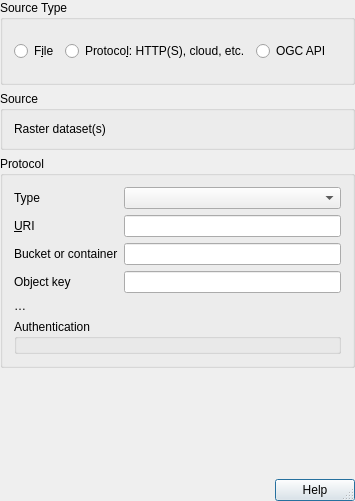
The window that src/ui/qgsgdalsourceselectbase.ui (qgis/QGIS) describes before a commit, drawn with Qt 5.
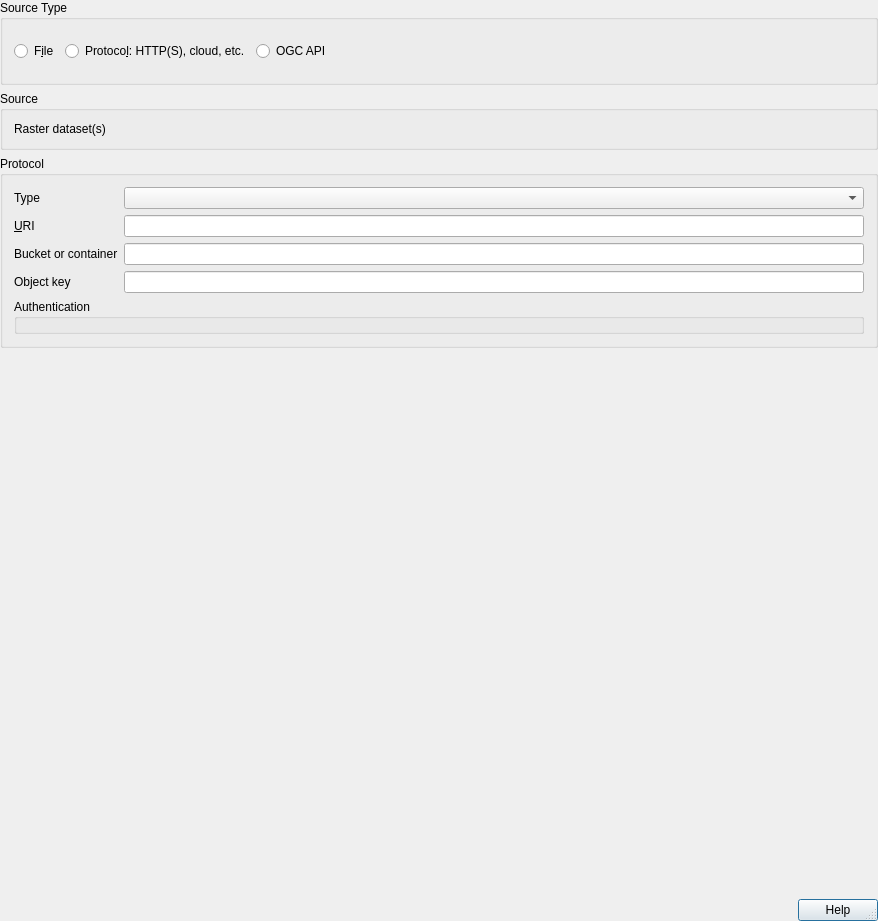
The same window after the commit. Icons and pictures are not drawn. Custom widgets are drawn as their Qt base class.

Commit message:
Add credential options to GDAL source select
Allows users to configure credentials to use when connecting to
GDAL cloud storage providers, e.g. AWS

```diff
--- a/src/ui/qgsgdalsourceselectbase.ui
+++ b/src/ui/qgsgdalsourceselectbase.ui
@@ -6,8 +6,8 @@
    <rect>
     <x>0</x>
     <y>0</y>
-    <width>355</width>
-    <height>501</height>
+    <width>878</width>
+    <height>921</height>
    </rect>
   </property>
   <property name="windowTitle">
@@ -179,19 +179,6 @@
         <item row="3" column="1">
          <widget class="QLineEdit" name="mKey"/>
         </item>
-        <item row="4" column="0" colspan="2">
-         <widget class="QLabel" name="mAuthWarning">
-          <property name="text">
-           <string>…</string>
-          </property>
-          <property name="wordWrap">
-           <bool>true</bool>
-          </property>
-          <property name="openExternalLinks">
-           <bool>true</bool>
-          </property>
-         </widget>
-        </item>
         <item row="5" column="0" colspan="2">
          <widget class="QGroupBox" name="mAuthGroupBox">
           <property name="title">
@@ -226,6 +213,18 @@
        </layout>
       </widget>
      </item>
+     <item>
+      <widget class="QgsCollapsibleGroupBox" name="mCredentialOptionsGroupBox" native="true">
+       <property name="title" stdset="0">
+        <string>Credential Options</string>
+       </property>
+       <layout class="QVBoxLayout" name="openOptionsVBoxLayout_2" stretch="1">
+        <item>
+         <layout class="QFormLayout" name="mCredentialOptionsLayout"/>
+        </item>
+       </layout>
+      </widget>
+     </item>
      <item>
       <widget class="QgsScrollArea" name="scrollArea">
        <property name="frameShape">
@@ -239,8 +238,8 @@
          <rect>
           <x>0</x>
           <y>0</y>
-          <width>353</width>
-          <height>68</height>
+          <width>876</width>
+          <height>246</height>
          </rect>
         </property>
         <layout class="QVBoxLayout" name="verticalLayout_5">
```
The commit also changes 2 other files.
